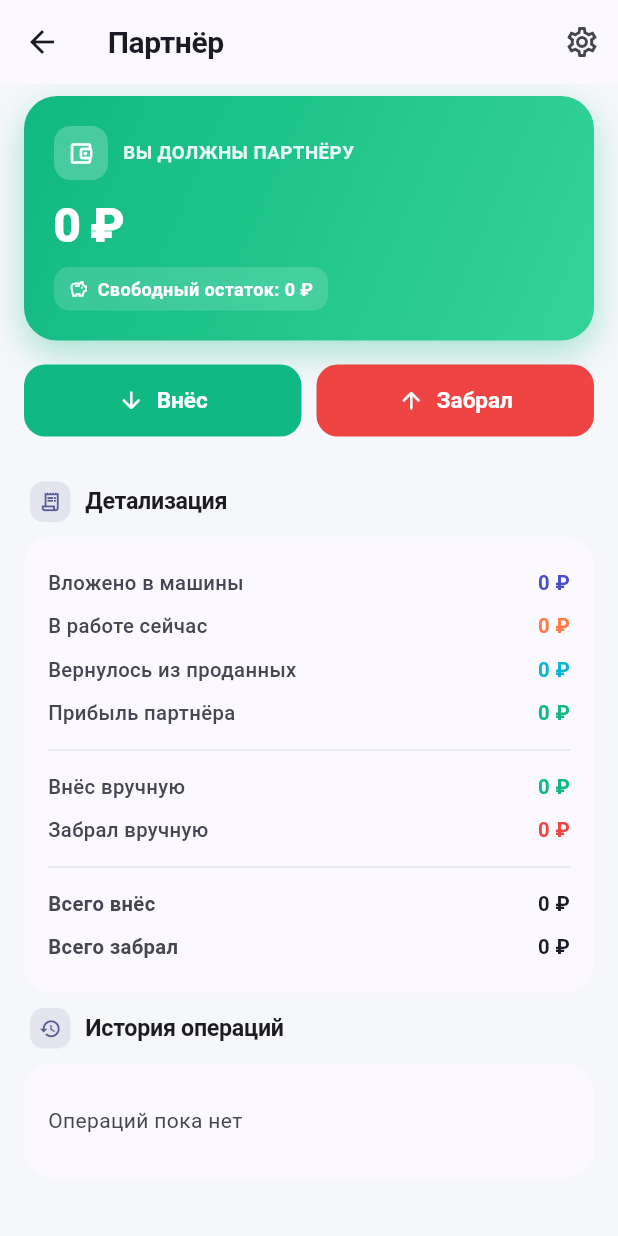
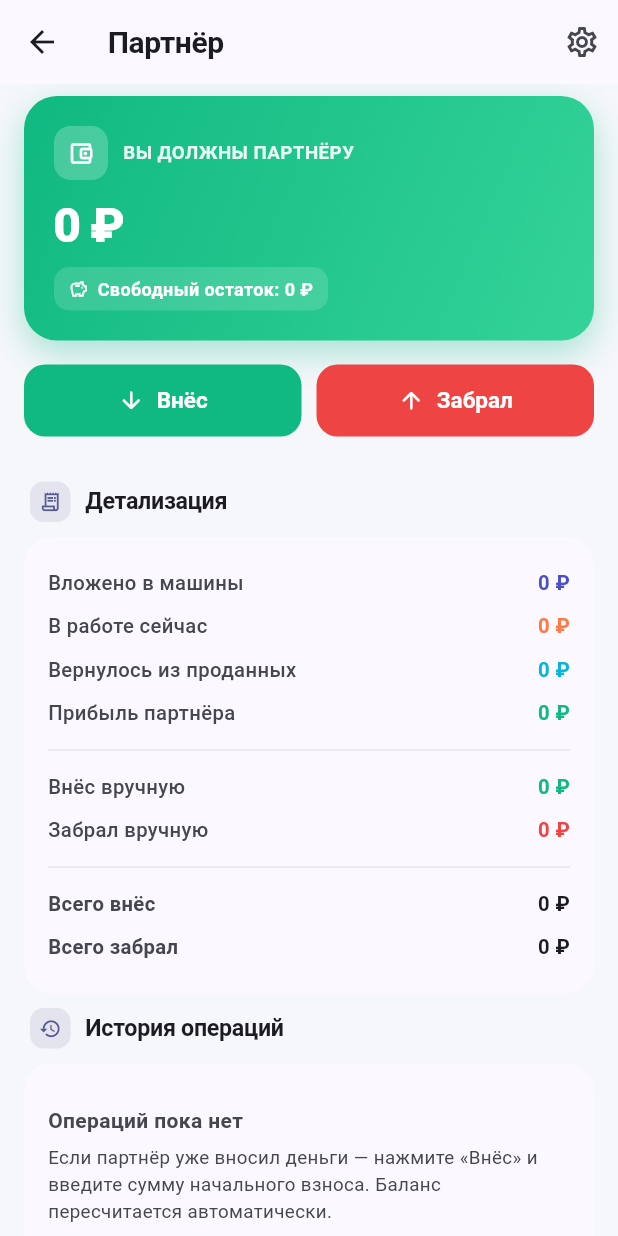
Before and after one commit to opex7474rus-gif/auto-profit, a Flutter app: the screen it shows once a user with an empty profile is signed in, after a tap on "Средний срок", on a phone screen of 412 x 824 dp. Run offline on Flutter 3.47's test engine with Material 3 defaults, Android fonts, the phone set to English and light mode, and no system bars; our stand-ins replace file_picker, image_picker, open_filex, share_plus, shared_preferences, supabase_flutter; accounts and stored records are empty.

Commit message:
Update partner_screen.dart

```diff
--- a/lib/partner_screen.dart
+++ b/lib/partner_screen.dart
@@ -206,8 +206,7 @@ class _PartnerScreenState extends State<PartnerScreen> {
       setState(() => transactions.insert(0, tx));
     }
   }
-
-  Future<void> _deleteTransaction(PartnerTransaction tx) async {
+    Future<void> _deleteTransaction(PartnerTransaction tx) async {
     final ok = await showDialog<bool>(
       context: context,
       builder: (ctx) => AlertDialog(
@@ -263,11 +262,9 @@ class _PartnerScreenState extends State<PartnerScreen> {
       body: ListView(
         padding: const EdgeInsets.fromLTRB(16, 8, 16, 40),
         children: [
-          // ГЛАВНАЯ КАРТОЧКА — БАЛАНС
           _mainBalanceCard(b),
           const SizedBox(height: 16),
 
-          // КНОПКИ ДЕЙСТВИЙ
           Row(
             children: [
               Expanded(
@@ -297,7 +294,6 @@ class _PartnerScreenState extends State<PartnerScreen> {
           ),
           const SizedBox(height: 20),
 
-          // ДЕТАЛИ
           const SectionTitle(
             text: 'Детализация',
             icon: Icons.receipt_long_outlined,
@@ -351,7 +347,6 @@ class _PartnerScreenState extends State<PartnerScreen> {
             ),
           ),
 
-          // ИСТОРИЯ ОПЕРАЦИЙ
           const SectionTitle(
             text: 'История операций',
             icon: Icons.history,
@@ -360,11 +355,28 @@ class _PartnerScreenState extends State<PartnerScreen> {
             PaddedCard(
               child: Padding(
                 padding: const EdgeInsets.symmetric(vertical: 12),
-                child: Text(
-                  'Операций пока нет',
-                  style: TextStyle(
-                    color: theme.colorScheme.onSurfaceVariant,
-                  ),
+                child: Column(
+                  crossAxisAlignment: CrossAxisAlignment.start,
+                  children: [
+                    Text(
+                      'Операций пока нет',
+                      style: TextStyle(
+                        fontWeight: FontWeight.w700,
+                        color: theme.colorScheme.onSurfaceVariant,
+                      ),
+                    ),
+                    const SizedBox(height: 6),
+                    Text(
+                      'Если партнёр уже вносил деньги — нажмите '
+                      '«Внёс» и введите сумму начального взноса. '
+                      'Баланс пересчитается автоматически.',
+                      style: TextStyle(
+                        fontSize: 12.5,
+                        color: theme.colorScheme.onSurfaceVariant,
+                        height: 1.4,
+                      ),
+                    ),
+                  ],
                 ),
               ),
             )
```
